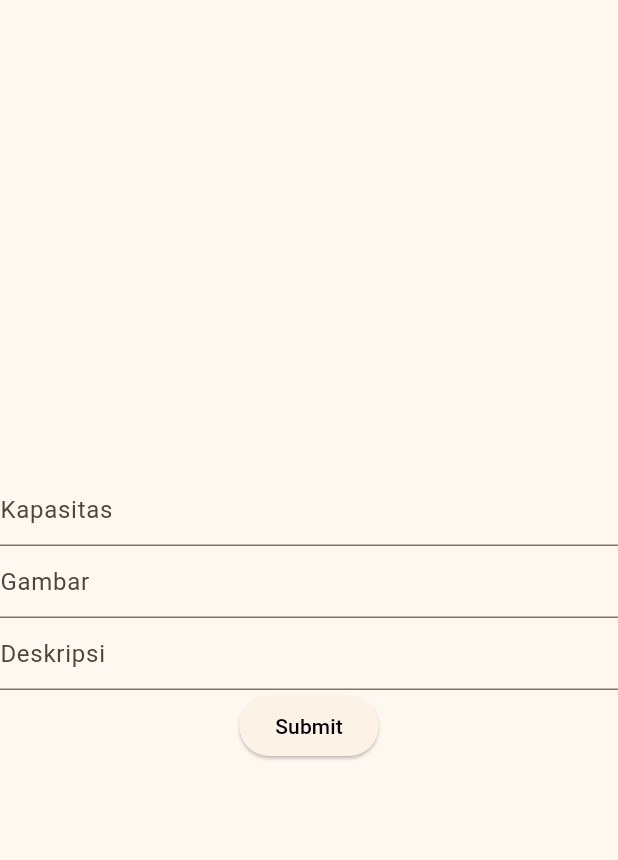
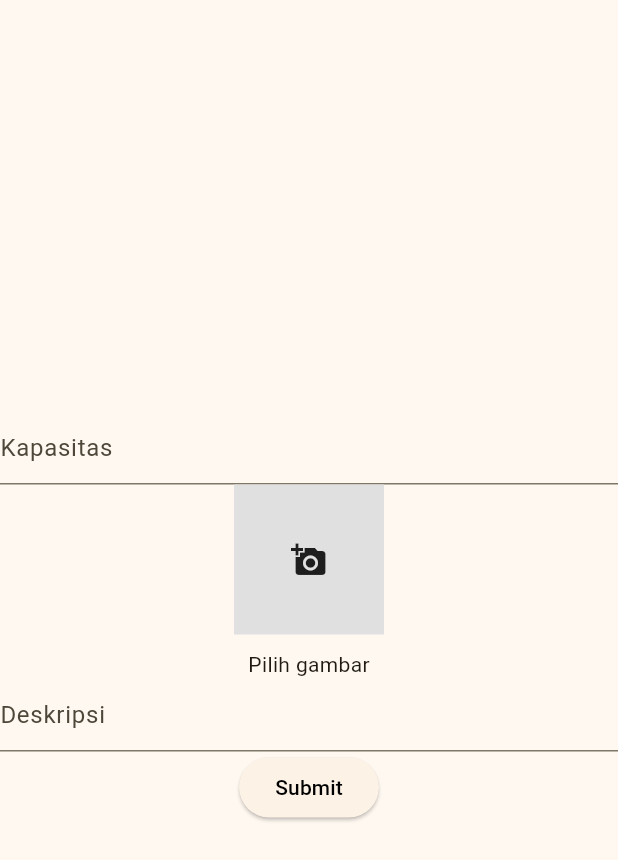
Before and after one commit to rian1504/ParkQuest-Parkir-Gamifikasi, a Flutter app: the FormRekomendasiParkir screen opened directly with empty values, after a tap on "Submit", on a phone screen of 412 x 824 dp. Shown: the top 860 px of the screen. Run offline on Flutter 3.47's test engine with Material 3 defaults, Android fonts, the phone set to English and light mode, and no system bars; our stand-ins replace get, get_storage, image_picker; accounts and stored records are empty; network calls fail.

Commit message:
Fix: Form Rekomendasi Parkir Menyelesaikan fitur untuk upload image pada rekomendasi parkir

```diff
--- a/lib/Controllers/ParkRecommendationController.dart
+++ b/lib/Controllers/ParkRecommendationController.dart
@@ -1,8 +1,10 @@
 import 'dart:convert';
+import 'package:flutter/foundation.dart';
 import 'package:get/get.dart';
 import 'package:flutter/material.dart';
 import 'package:get_storage/get_storage.dart';
 import 'package:http/http.dart' as http;
+import 'package:image_picker/image_picker.dart';
 import 'package:parkquest_parkir_gamifikasi/constants.dart';
 import 'package:parkquest_parkir_gamifikasi/Models/ParkRecommendation/ParkArea.dart';
 
@@ -10,6 +12,10 @@ class ParkRecommendationController extends GetxController {
   Rx<List> datas = Rx<List>([]);
   final isLoading = false.obs;
   final box = GetStorage();
+
+  var selectedImagePath = ''.obs;
+  var selectedImageBytes = Rxn<Uint8List>();
+  final ImagePicker _picker = ImagePicker();
 
   @override
   void onInit() {
@@ -60,6 +66,27 @@ class ParkRecommendationController extends GetxController {
     }
   }
 
+  Future pickImage() async {
+    try {
+      final XFile? pickedFile =
+          await _picker.pickImage(source: ImageSource.gallery);
+      if (pickedFile != null) {
+        if (kIsWeb) {
+          // Jika platform adalah Web
+          selectedImagePath.value = pickedFile.path;
+          selectedImageBytes.value = await pickedFile.readAsBytes();
+        } else {
+          // Jika platform adalah selain Web
+          selectedImagePath.value = pickedFile.path;
+        }
+      } else {
+        Get.snackbar("Error", "No image selected");
+      }
+    } catch (e) {
+      Get.snackbar("Error", e.toString());
+    }
+  }
+
   Future storeRekomendasi({
     required String parkAreaId,
     required String capacity,
@@ -70,20 +97,40 @@ class ParkRecommendationController extends GetxController {
       isLoading.value = true;
       final token = box.read('token');
 
-      var data = {
-        'capacity': capacity,
-        'image': image,
-        'description': description,
-      };
+      var request = http.MultipartRequest(
+        'POST',
+        Uri.parse('${apiUrl}parkRecommendation/$parkAreaId'),
+      );
 
-      var response = await http.post(
-        Uri.parse('${apiUrl}parkRecommendation/$parkAreaId'),
-        headers: {
-          ...headers,
-          'Authorization': 'Bearer $token',
-        },
-        body: data,
-      );
+      // Field form
+      request.fields['capacity'] = capacity;
+      request.fields['description'] = description;
+
+      // Tambahkan file (Web dan non-Web)
+      if (selectedImagePath.value.isNotEmpty) {
+        if (kIsWeb) {
+          // Jika platform adalah Web
+          request.files.add(http.MultipartFile.fromBytes(
+            'image', // Nama field di backend
+            selectedImageBytes.value!,
+            filename: selectedImagePath.value,
+          ));
+        } else {
+          // Jika platform adalah selain Web
+          request.files.add(await http.MultipartFile.fromPath(
+            'image',
+            selectedImagePath.value,
+          ));
+        }
+      }
+
+      request.headers.addAll({
+        ...headers,
+        'Authorization': 'Bearer $token',
+      });
+
+      final streamedResponse = await request.send();
+      final response = await http.Response.fromStream(streamedResponse);
 
       final content = json.decode(response.body);
 
--- a/lib/views/rekomendasi_parkir/form_rekomendasi_parkir.dart
+++ b/lib/views/rekomendasi_parkir/form_rekomendasi_parkir.dart
@@ -1,13 +1,14 @@
+import 'package:flutter/foundation.dart';
 import 'package:flutter/material.dart';
 import 'package:parkquest_parkir_gamifikasi/Controllers/ParkRecommendationController.dart';
 import 'package:get/get.dart';
+import 'dart:io';
 
 class FormRekomendasiParkir extends StatelessWidget {
   FormRekomendasiParkir({super.key});
 
   final _formKey = GlobalKey<FormState>();
   final _capacity = TextEditingController();
-  final _image = TextEditingController();
   final _description = TextEditingController();
 
   final ParkRecommendationController _parkrecommendationcontroller =
@@ -35,13 +36,47 @@ class FormRekomendasiParkir extends StatelessWidget {
                       hintText: 'Kapasitas',
                     ),
                   ),
-                  TextFormField(
-                    controller: _image,
-                    obscureText: false,
-                    decoration: InputDecoration(
-                      hintText: 'Gambar',
-                    ),
-                  ),
+                  Obx(() {
+                    return Column(
+                      children: [
+                        GestureDetector(
+                          onTap: () async {
+                            await _parkrecommendationcontroller.pickImage();
+                          },
+                          child: _parkrecommendationcontroller
+                                  .selectedImagePath.value.isNotEmpty
+                              ? (kIsWeb
+                                  ? Image.network(
+                                      _parkrecommendationcontroller
+                                          .selectedImagePath.value,
+                                      width: 100,
+                                      height: 100,
+                                      fit: BoxFit.cover,
+                                    )
+                                  : Image.file(
+                                      File(_parkrecommendationcontroller
+                                          .selectedImagePath.value),
+                                      width: 100,
+                                      height: 100,
+                                      fit: BoxFit.cover,
+                                    ))
+                              : Container(
+                                  width: 100,
+                                  height: 100,
+                                  color: Colors.grey[300],
+                                  child: Icon(Icons.add_a_photo),
+                                ),
+                        ),
+                        SizedBox(height: 10),
+                        Text(
+                          _parkrecommendationcontroller
+                                  .selectedImagePath.value.isNotEmpty
+                              ? "Gambar dipilih"
+                              : "Pilih gambar",
+                        ),
+                      ],
+                    );
+                  }),
                   TextFormField(
                     controller: _description,
                     obscureText: false,
@@ -54,7 +89,8 @@ class FormRekomendasiParkir extends StatelessWidget {
                       await _parkrecommendationcontroller.storeRekomendasi(
                         parkAreaId: parkAreaId.toString(),
                         capacity: _capacity.text,
-                        image: _image.text,
+                        image: _parkrecommendationcontroller
+                            .selectedImagePath.value,
                         description: _description.text,
                       );
                     },
--- a/pubspec.yaml
+++ b/pubspec.yaml
@@ -37,6 +37,7 @@ dependencies:
   get: ^4.6.6
   http: ^1.2.2
   get_storage: ^2.1.1
+  image_picker: ^1.1.2
 
 dev_dependencies:
   flutter_test:
```
Also changed, not shown: pubspec.lock, 5 other files.
